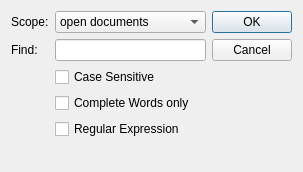
Old version of the form findGlobalDialog.ui in the repository svn2github/texstudio-trunk.
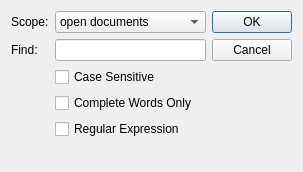
New version of the form.

What changed in the file:
```diff
--- a/findGlobalDialog.ui
+++ b/findGlobalDialog.ui
@@ -84,10 +84,10 @@
          </property>
         </spacer>
        </item>
-       <item row="3" column="1" >
-        <widget class="QCheckBox" name="cbWords" >
-         <property name="text" >
-          <string>Complete Words only</string>
+       <item row="3" column="1">
+        <widget class="QCheckBox" name="cbWords">
+         <property name="text">
+          <string>Complete Words Only</string>
          </property>
         </widget>
        </item>
```
Left out of the diff: 89 changed lines with no effect on the pictures.
